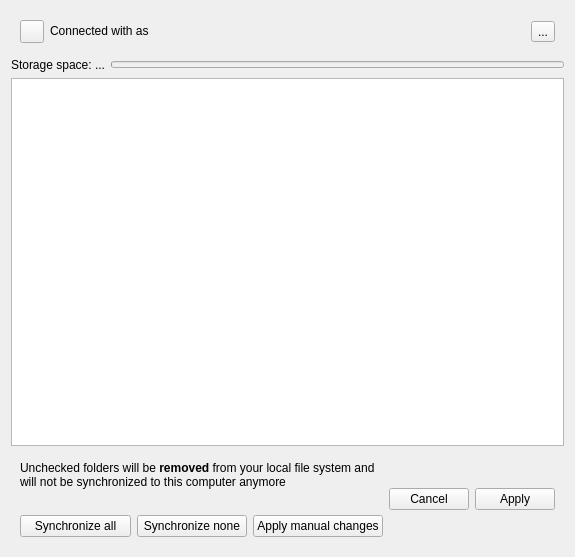
Above: src/gui/accountsettings.ui from reberthkss/ResultCloud before the change. Below: the same form after it.
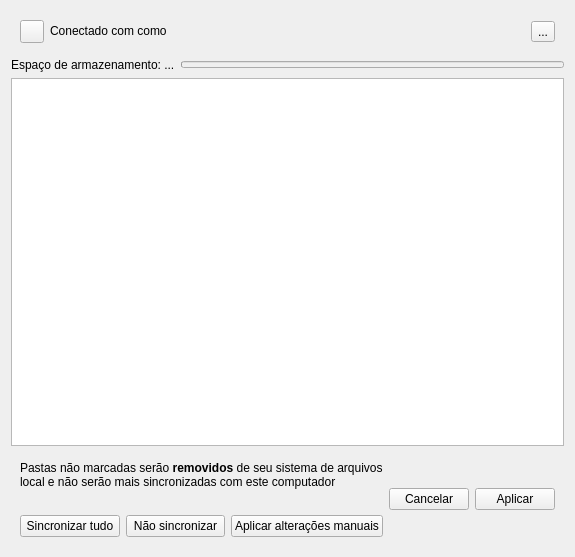
That is the form after the change. Custom widgets are drawn as their Qt base class.

```diff
--- a/src/gui/accountsettings.ui
+++ b/src/gui/accountsettings.ui
@@ -39,7 +39,7 @@
          </sizepolicy>
         </property>
         <property name="text">
-         <string>Connected with &lt;server&gt; as &lt;user&gt;</string>
+         <string>Conectado com &lt;server&gt; como &lt;user&gt;</string>
         </property>
         <property name="textFormat">
          <enum>Qt::RichText</enum>
@@ -76,7 +76,7 @@
         <string/>
        </property>
        <property name="text">
-        <string>Storage space: ...</string>
+        <string>Espaço de armazenamento: ...</string>
        </property>
        <property name="textFormat">
         <enum>Qt::PlainText</enum>
@@ -149,7 +149,7 @@
            </sizepolicy>
           </property>
           <property name="text">
-           <string>Unchecked folders will be &lt;b&gt;removed&lt;/b&gt; from your local file system and will not be synchronized to this computer anymore</string>
+           <string>Pastas não marcadas serão &lt;b&gt;removidos&lt;/b&gt; de seu sistema de arquivos local e não serão mais sincronizadas com este computador</string>
           </property>
           <property name="textFormat">
            <enum>Qt::RichText</enum>
@@ -195,21 +195,21 @@
              <item>
               <widget class="QPushButton" name="bigFolderSyncAll">
                <property name="text">
-                <string>Synchronize all</string>
+                <string>Sincronizar tudo</string>
                </property>
               </widget>
              </item>
              <item>
               <widget class="QPushButton" name="bigFolderSyncNone">
                <property name="text">
-                <string>Synchronize none</string>
+                <string>Não sincronizar</string>
                </property>
               </widget>
              </item>
              <item>
               <widget class="QPushButton" name="bigFolderApply">
                <property name="text">
-                <string>Apply manual changes</string>
+                <string>Aplicar alterações manuais</string>
                </property>
               </widget>
              </item>
@@ -244,7 +244,7 @@
             </sizepolicy>
            </property>
            <property name="text">
-            <string>Cancel</string>
+            <string>Cancelar</string>
            </property>
           </widget>
          </item>
@@ -257,7 +257,7 @@
             </sizepolicy>
            </property>
            <property name="text">
-            <string>Apply</string>
+            <string>Aplicar</string>
            </property>
           </widget>
          </item>
```
